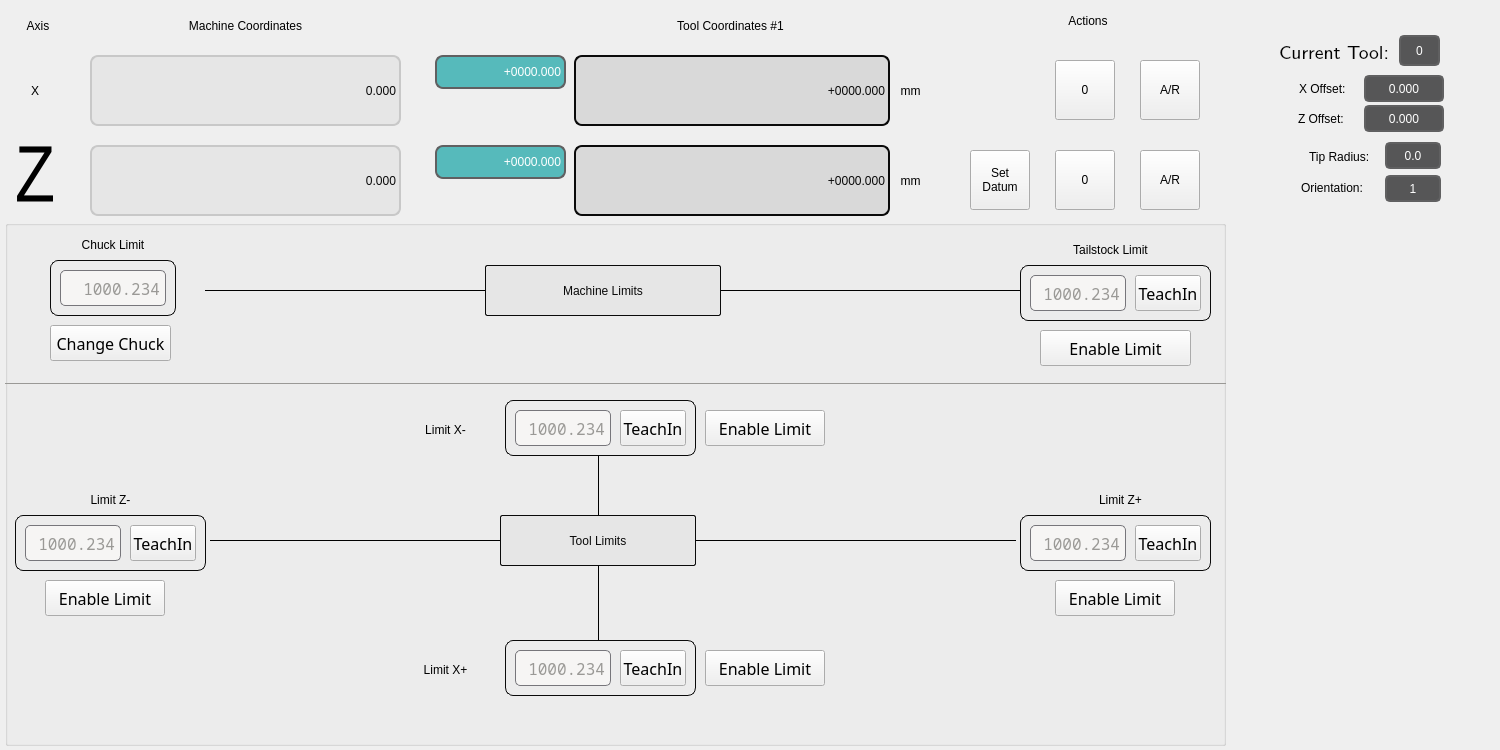
Qt form src/teachinlathe/widgets/teachin_lathe_dro.ui (85vmh/teachinlathe) before a commit.
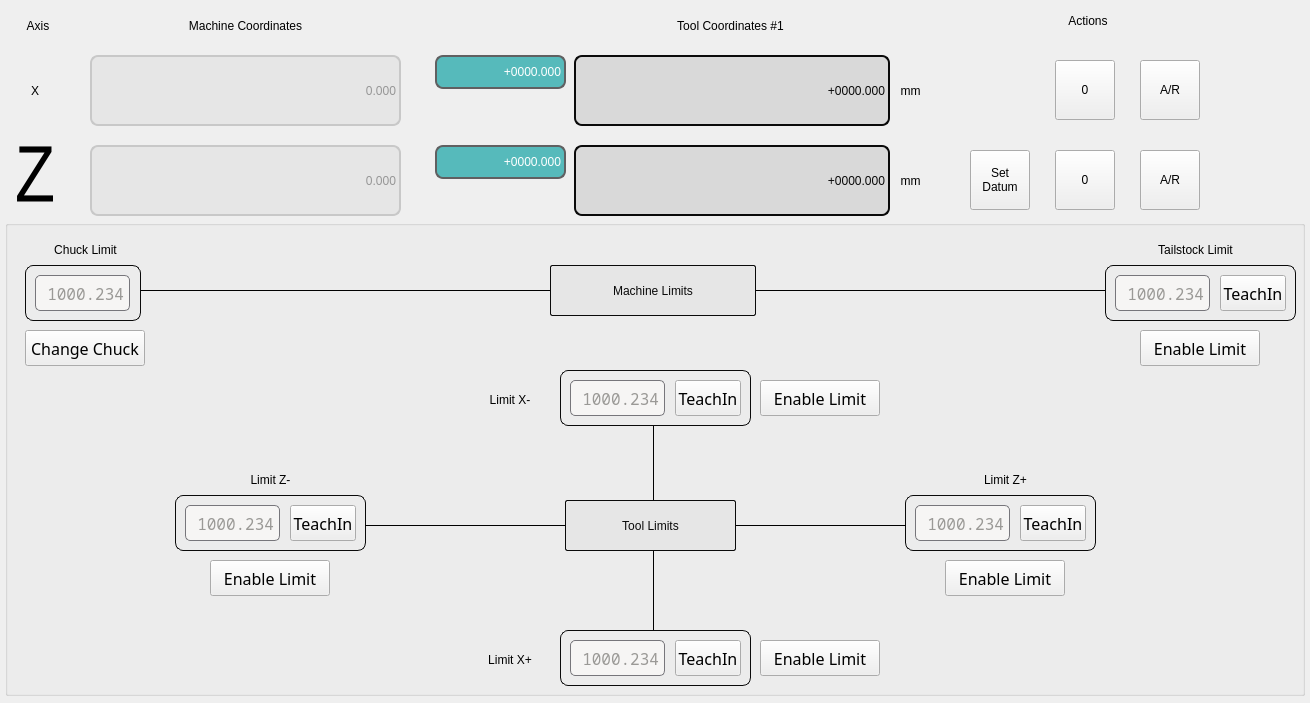
The same form after that commit. Custom widgets are drawn as their Qt base class.

Commit message: Updated the view for the limits UI #3

```diff
--- a/src/teachinlathe/widgets/teachin_lathe_dro.ui
+++ b/src/teachinlathe/widgets/teachin_lathe_dro.ui
@@ -6,8 +6,8 @@
    <rect>
     <x>0</x>
     <y>0</y>
-    <width>1500</width>
-    <height>750</height>
+    <width>1310</width>
+    <height>703</height>
    </rect>
   </property>
   <property name="windowTitle">
@@ -471,357 +471,13 @@
     <string>G10 L20 P0 Z0</string>
    </property>
   </widget>
-  <widget class="QLabel" name="zLabel_2">
-   <property name="geometry">
-    <rect>
-     <x>1279</x>
-     <y>35</y>
-     <width>116</width>
-     <height>31</height>
-    </rect>
-   </property>
-   <property name="sizePolicy">
-    <sizepolicy hsizetype="Fixed" vsizetype="Fixed">
-     <horstretch>0</horstretch>
-     <verstretch>0</verstretch>
-    </sizepolicy>
-   </property>
-   <property name="font">
-    <font>
-     <family>Latin Modern Sans</family>
-     <pointsize>14</pointsize>
-     <weight>50</weight>
-     <italic>false</italic>
-     <bold>false</bold>
-    </font>
-   </property>
-   <property name="styleSheet">
-    <string notr="true">font: 14pt &quot;Latin Modern Sans&quot;;</string>
-   </property>
-   <property name="text">
-    <string>Current Tool:</string>
-   </property>
-   <property name="alignment">
-    <set>Qt::AlignLeading|Qt::AlignLeft|Qt::AlignVCenter</set>
-   </property>
-  </widget>
-  <widget class="StatusLabel" name="feedOverrideValue_2">
-   <property name="geometry">
-    <rect>
-     <x>1399</x>
-     <y>35</y>
-     <width>41</width>
-     <height>31</height>
-    </rect>
-   </property>
-   <property name="styleSheet">
-    <string notr="true">QLabel {
-    border-style: solid;
-    border-color: rgb(96, 96, 97);
-    border-width: 2px;
-    border-radius: 5px;
-    color: white;
-    background: rgb(86, 86, 87);
-	font: 12pt &quot;Noto&quot;;
-}</string>
-   </property>
-   <property name="text">
-    <string>0</string>
-   </property>
-   <property name="alignment">
-    <set>Qt::AlignCenter</set>
-   </property>
-   <property name="rules" stdset="0">
-    <string>[{&quot;name&quot;: &quot;tool_number&quot;, &quot;property&quot;: &quot;Text&quot;, &quot;expression&quot;: &quot;ch[0]&quot;, &quot;channels&quot;: [{&quot;url&quot;: &quot;status:tool_in_spindle?text&quot;, &quot;trigger&quot;: true}]}]</string>
-   </property>
-  </widget>
-  <widget class="QLabel" name="label_34">
-   <property name="geometry">
-    <rect>
-     <x>1298</x>
-     <y>105</y>
-     <width>61</width>
-     <height>27</height>
-    </rect>
-   </property>
-   <property name="styleSheet">
-    <string notr="true">font: 10pt &quot;Noto Sans&quot;;</string>
-   </property>
-   <property name="text">
-    <string>Z Offset:</string>
-   </property>
-  </widget>
-  <widget class="StatusLabel" name="tool_diameter_8">
-   <property name="geometry">
-    <rect>
-     <x>1364</x>
-     <y>105</y>
-     <width>80</width>
-     <height>27</height>
-    </rect>
-   </property>
-   <property name="sizePolicy">
-    <sizepolicy hsizetype="Preferred" vsizetype="Preferred">
-     <horstretch>1</horstretch>
-     <verstretch>0</verstretch>
-    </sizepolicy>
-   </property>
-   <property name="minimumSize">
-    <size>
-     <width>70</width>
-     <height>21</height>
-    </size>
-   </property>
-   <property name="maximumSize">
-    <size>
-     <width>90</width>
-     <height>35</height>
-    </size>
-   </property>
-   <property name="styleSheet">
-    <string notr="true">QLabel {
-    border-style: solid;
-    border-color: rgb(96, 96, 97);
-    border-width: 2px;
-    border-radius: 5px;
-    color: white;
-    background: rgb(86, 86, 87);
-	font: 10pt &quot;Noto&quot;;
-}</string>
-   </property>
-   <property name="text">
-    <string>0.000</string>
-   </property>
-   <property name="alignment">
-    <set>Qt::AlignCenter</set>
-   </property>
-   <property name="rules" stdset="0">
-    <string>[{&quot;channels&quot;: [{&quot;url&quot;: &quot;tooltable:current_tool?z&quot;, &quot;trigger&quot;: true}], &quot;property&quot;: &quot;Text&quot;, &quot;expression&quot;: &quot;\&quot;{:.3f}\&quot;.format(ch[0])&quot;, &quot;name&quot;: &quot;z_offset&quot;}]</string>
-   </property>
-   <property name="format" stdset="0">
-    <string>{:.3f}</string>
-   </property>
-   <property name="statusItem" stdset="0">
-    <string>tool_offset.3</string>
-   </property>
-  </widget>
-  <widget class="QLabel" name="label_33">
-   <property name="geometry">
-    <rect>
-     <x>1299</x>
-     <y>75</y>
-     <width>61</width>
-     <height>27</height>
-    </rect>
-   </property>
-   <property name="styleSheet">
-    <string notr="true">font: 10pt &quot;Noto Sans&quot;;</string>
-   </property>
-   <property name="text">
-    <string>X Offset:</string>
-   </property>
-  </widget>
-  <widget class="StatusLabel" name="tool_diameter_7">
-   <property name="geometry">
-    <rect>
-     <x>1364</x>
-     <y>75</y>
-     <width>80</width>
-     <height>27</height>
-    </rect>
-   </property>
-   <property name="sizePolicy">
-    <sizepolicy hsizetype="Preferred" vsizetype="Preferred">
-     <horstretch>1</horstretch>
-     <verstretch>0</verstretch>
-    </sizepolicy>
-   </property>
-   <property name="minimumSize">
-    <size>
-     <width>60</width>
-     <height>21</height>
-    </size>
-   </property>
-   <property name="maximumSize">
-    <size>
-     <width>90</width>
-     <height>35</height>
-    </size>
-   </property>
-   <property name="styleSheet">
-    <string notr="true">QLabel {
-    border-style: solid;
-    border-color: rgb(96, 96, 97);
-    border-width: 2px;
-    border-radius: 5px;
-    color: white;
-    background: rgb(86, 86, 87);
-	font: 10pt &quot;Noto&quot;;
-}</string>
-   </property>
-   <property name="text">
-    <string>0.000</string>
-   </property>
-   <property name="alignment">
-    <set>Qt::AlignCenter</set>
-   </property>
-   <property name="rules" stdset="0">
-    <string>[{&quot;channels&quot;: [{&quot;url&quot;: &quot;tooltable:current_tool?x&quot;, &quot;trigger&quot;: true}], &quot;property&quot;: &quot;Text&quot;, &quot;expression&quot;: &quot;\&quot;{:.3f}\&quot;.format(ch[0])&quot;, &quot;name&quot;: &quot;x_offset&quot;}]</string>
-   </property>
-   <property name="format" stdset="0">
-    <string>{:.3f}</string>
-   </property>
-   <property name="statusItem" stdset="0">
-    <string>tool_offset.3</string>
-   </property>
-  </widget>
-  <widget class="StatusLabel" name="tool_diameter_12">
-   <property name="geometry">
-    <rect>
-     <x>1385</x>
-     <y>175</y>
-     <width>56</width>
-     <height>27</height>
-    </rect>
-   </property>
-   <property name="sizePolicy">
-    <sizepolicy hsizetype="Preferred" vsizetype="Preferred">
-     <horstretch>1</horstretch>
-     <verstretch>0</verstretch>
-    </sizepolicy>
-   </property>
-   <property name="minimumSize">
-    <size>
-     <width>56</width>
-     <height>21</height>
-    </size>
-   </property>
-   <property name="maximumSize">
-    <size>
-     <width>90</width>
-     <height>35</height>
-    </size>
-   </property>
-   <property name="styleSheet">
-    <string notr="true">QLabel {
-    border-style: solid;
-    border-color: rgb(96, 96, 97);
-    border-width: 2px;
-    border-radius: 5px;
-    color: white;
-    background: rgb(86, 86, 87);
-	font: 10pt &quot;Noto&quot;;
-}</string>
-   </property>
-   <property name="text">
-    <string>1</string>
-   </property>
-   <property name="alignment">
-    <set>Qt::AlignCenter</set>
-   </property>
-   <property name="rules" stdset="0">
-    <string>[{&quot;channels&quot;: [{&quot;url&quot;: &quot;tooltable:current_tool?q&quot;, &quot;trigger&quot;: true}], &quot;property&quot;: &quot;Text&quot;, &quot;expression&quot;: &quot;str(ch[0])&quot;, &quot;name&quot;: &quot;orientation&quot;}]</string>
-   </property>
-   <property name="format" stdset="0">
-    <string>{:.3f}</string>
-   </property>
-   <property name="statusItem" stdset="0">
-    <string>tool_offset.3</string>
-   </property>
-  </widget>
-  <widget class="QLabel" name="label_37">
-   <property name="geometry">
-    <rect>
-     <x>1309</x>
-     <y>143</y>
-     <width>76</width>
-     <height>27</height>
-    </rect>
-   </property>
-   <property name="styleSheet">
-    <string notr="true">font: 10pt &quot;Noto Sans&quot;;</string>
-   </property>
-   <property name="text">
-    <string>Tip Radius:</string>
-   </property>
-  </widget>
-  <widget class="StatusLabel" name="tool_diameter_11">
-   <property name="geometry">
-    <rect>
-     <x>1385</x>
-     <y>142</y>
-     <width>56</width>
-     <height>27</height>
-    </rect>
-   </property>
-   <property name="sizePolicy">
-    <sizepolicy hsizetype="Preferred" vsizetype="Preferred">
-     <horstretch>1</horstretch>
-     <verstretch>0</verstretch>
-    </sizepolicy>
-   </property>
-   <property name="minimumSize">
-    <size>
-     <width>56</width>
-     <height>21</height>
-    </size>
-   </property>
-   <property name="maximumSize">
-    <size>
-     <width>90</width>
-     <height>35</height>
-    </size>
-   </property>
-   <property name="styleSheet">
-    <string notr="true">QLabel {
-    border-style: solid;
-    border-color: rgb(96, 96, 97);
-    border-width: 2px;
-    border-radius: 5px;
-    color: white;
-    background: rgb(86, 86, 87);
-	font: 10pt &quot;Noto&quot;;
-}</string>
-   </property>
-   <property name="text">
-    <string>0.0</string>
-   </property>
-   <property name="alignment">
-    <set>Qt::AlignCenter</set>
-   </property>
-   <property name="rules" stdset="0">
-    <string>[{&quot;channels&quot;: [{&quot;url&quot;: &quot;tooltable:current_tool?diameter&quot;, &quot;trigger&quot;: true}], &quot;property&quot;: &quot;Text&quot;, &quot;expression&quot;: &quot;\&quot;{:.1f}\&quot;.format(ch[0])&quot;, &quot;name&quot;: &quot;tool_diameter&quot;}]</string>
-   </property>
-   <property name="format" stdset="0">
-    <string>{:.3f}</string>
-   </property>
-   <property name="statusItem" stdset="0">
-    <string>tool_offset.3</string>
-   </property>
-  </widget>
-  <widget class="QLabel" name="label_38">
-   <property name="geometry">
-    <rect>
-     <x>1301</x>
-     <y>175</y>
-     <width>81</width>
-     <height>26</height>
-    </rect>
-   </property>
-   <property name="styleSheet">
-    <string notr="true">font: 10pt &quot;Noto Sans&quot;;</string>
-   </property>
-   <property name="text">
-    <string>Orientation:</string>
-   </property>
-  </widget>
   <widget class="QGroupBox" name="groupBox">
    <property name="geometry">
     <rect>
      <x>5</x>
      <y>220</y>
-     <width>1221</width>
-     <height>526</height>
+     <width>1300</width>
+     <height>476</height>
     </rect>
    </property>
    <property name="styleSheet">
@@ -833,8 +489,8 @@
    <widget class="QWidget" name="boxZMinusLimit" native="true">
     <property name="geometry">
      <rect>
-      <x>10</x>
-      <y>295</y>
+      <x>170</x>
+      <y>275</y>
       <width>191</width>
       <height>56</height>
      </rect>
@@ -875,7 +531,7 @@
       <rect>
        <x>10</x>
        <y>10</y>
-       <width>96</width>
+       <width>95</width>
        <height>36</height>
       </rect>
      </property>
@@ -928,8 +584,8 @@
    <widget class="QWidget" name="boxZPlusLimit" native="true">
     <property name="geometry">
      <rect>
-      <x>1015</x>
-      <y>295</y>
+      <x>900</x>
+      <y>275</y>
       <width>191</width>
       <height>56</height>
      </rect>
@@ -970,7 +626,7 @@
       <rect>
        <x>10</x>
        <y>10</y>
-       <width>96</width>
+       <width>95</width>
        <height>36</height>
       </rect>
      </property>
@@ -1023,9 +679,9 @@
    <widget class="Line" name="zLine">
     <property name="geometry">
      <rect>
-      <x>205</x>
-      <y>310</y>
-      <width>806</width>
+      <x>360</x>
+      <y>295</y>
+      <width>541</width>
       <height>20</height>
      </rect>
     </property>
@@ -1039,9 +695,9 @@
    <widget class="QLabel" name="label">
     <property name="geometry">
      <rect>
-      <x>495</x>
-      <y>295</y>
-      <width>196</width>
+      <x>560</x>
+      <y>280</y>
+      <width>171</width>
       <height>51</height>
      </rect>
     </property>
@@ -1066,9 +722,9 @@
    <widget class="QLabel" name="label_6">
     <property name="geometry">
      <rect>
-      <x>480</x>
+      <x>545</x>
       <y>45</y>
-      <width>236</width>
+      <width>206</width>
       <height>51</height>
      </rect>
     </property>
@@ -1093,9 +749,9 @@
    <widget class="Line" name="zLine_2">
     <property name="geometry">
      <rect>
-      <x>200</x>
+      <x>135</x>
       <y>60</y>
-      <width>816</width>
+      <width>966</width>
       <height>20</height>
      </rect>
     </property>
@@ -1109,10 +765,10 @@
    <widget class="Line" name="xLine">
     <property name="geometry">
      <rect>
-      <x>570</x>
-      <y>235</y>
+      <x>625</x>
+      <y>205</y>
       <width>46</width>
-      <height>186</height>
+      <height>206</height>
      </rect>
     </property>
     <property name="frameShadow">
@@ -1122,30 +778,11 @@
      <enum>Qt::Vertical</enum>
     </property>
    </widget>
-   <widget class="Line" name="zLine_3">
-    <property name="geometry">
-     <rect>
-      <x>0</x>
-      <y>155</y>
-      <width>1221</width>
-      <height>16</height>
-     </rect>
-    </property>
-    <property name="styleSheet">
-     <string notr="true">color: rgb(154, 153, 150);</string>
-    </property>
-    <property name="frameShadow">
-     <enum>QFrame::Plain</enum>
-    </property>
-    <property name="orientation">
-     <enum>Qt::Horizontal</enum>
-    </property>
-   </widget>
    <widget class="QWidget" name="boxXPlusLimit" native="true">
     <property name="geometry">
      <rect>
-      <x>500</x>
-      <y>420</y>
+      <x>555</x>
+      <y>410</y>
       <width>191</width>
       <height>56</height>
      </rect>
@@ -1186,7 +823,7 @@
       <rect>
        <x>10</x>
        <y>10</y>
-       <width>96</width>
+       <width>95</width>
        <height>36</height>
       </rect>
      </property>
@@ -1239,8 +876,8 @@
    <widget class="QWidget" name="boxXMinusLimit" native="true">
     <property name="geometry">
      <rect>
-      <x>500</x>
-      <y>180</y>
+      <x>555</x>
+      <y>150</y>
       <width>191</width>
       <height>56</height>
      </rect>
@@ -1281,7 +918,7 @@
       <rect>
        <x>10</x>
        <y>10</y>
-       <width>96</width>
+       <width>95</width>
        <height>36</height>
       </rect>
      </property>
@@ -1334,7 +971,7 @@
    <widget class="QWidget" name="boxTailstockLimit" native="true">
     <property name="geometry">
      <rect>
-      <x>1015</x>
+      <x>1100</x>
       <y>45</y>
       <width>191</width>
       <height>56</height>
@@ -1376,7 +1013,7 @@
       <rect>
        <x>10</x>
        <y>10</y>
-       <width>96</width>
+       <width>95</width>
        <height>36</height>
       </rect>
      </property>
@@ -1429,9 +1066,9 @@
    <widget class="QLabel" name="label_16">
     <property name="geometry">
      <rect>
-      <x>385</x>
-      <y>440</y>
-      <width>111</width>
+      <x>460</x>
+      <y>430</y>
+      <width>90</width>
       <height>19</height>
      </rect>
     </property>
@@ -1450,8 +1087,8 @@
    <widget class="QPushButton" name="enableLimitZMinus">
     <property name="geometry">
      <rect>
-      <x>40</x>
-      <y>360</y>
+      <x>205</x>
+      <y>340</y>
       <width>120</width>
       <height>36</height>
      </rect>
@@ -1472,8 +1109,8 @@
    <widget class="QLabel" name="label_11">
     <property name="geometry">
      <rect>
-      <x>50</x>
-      <y>270</y>
+      <x>210</x>
+      <y>250</y>
       <width>111</width>
       <height>19</height>
      </rect>
@@ -1493,8 +1130,8 @@
    <widget class="QPushButton" name="enableLimitZPlus">
     <property name="geometry">
      <rect>
-      <x>1050</x>
-      <y>360</y>
+      <x>940</x>
+      <y>340</y>
       <width>120</width>
       <height>36</height>
      </rect>
@@ -1515,8 +1152,8 @@
    <widget class="QLabel" name="label_13">
     <property name="geometry">
      <rect>
-      <x>1060</x>
-      <y>270</y>
+      <x>945</x>
+      <y>250</y>
       <width>111</width>
       <height>19</height>
      </rect>
@@ -1536,9 +1173,9 @@
    <widget class="QPushButton" name="enableLimitZPlus_3">
     <property name="geometry">
      <rect>
-      <x>1035</x>
+      <x>1135</x>
       <y>110</y>
-      <width>151</width>
+      <width>120</width>
       <height>36</height>
      </rect>
     </property>
@@ -1558,7 +1195,7 @@
    <widget class="QLabel" name="label_15">
     <property name="geometry">
      <rect>
-      <x>1010</x>
+      <x>1095</x>
       <y>20</y>
       <width>191</width>
       <height>19</height>
@@ -1579,8 +1216,8 @@
    <widget class="QPushButton" name="enableLimitZPlus_4">
     <property name="geometry">
      <rect>
-      <x>700</x>
-      <y>430</y>
+      <x>755</x>
+      <y>420</y>
       <width>120</width>
       <height>36</height>
      </rect>
@@ -1601,9 +1238,9 @@
    <widget class="QLabel" name="label_17">
     <property name="geometry">
      <rect>
-      <x>385</x>
-      <y>200</y>
-      <width>111</width>
+      <x>460</x>
+      <y>170</y>
+      <width>90</width>
       <height>19</height>
      </rect>
     </property>
@@ -1622,8 +1259,8 @@
    <widget class="QPushButton" name="enableLimitZPlus_5">
     <property name="geometry">
      <rect>
-      <x>700</x>
-      <y>190</y>
+      <x>755</x>
+      <y>160</y>
       <width>120</width>
       <height>36</height>
      </rect>
@@ -1644,9 +1281,9 @@
    <widget class="QLabel" name="label_18">
     <property name="geometry">
      <rect>
-      <x>30</x>
-      <y>15</y>
-      <width>156</width>
+      <x>20</x>
+      <y>20</y>
+      <width>121</width>
       <height>19</height>
      </rect>
     </property>
@@ -1665,9 +1302,9 @@
    <widget class="QWidget" name="boxChuckLimit" native="true">
     <property name="geometry">
      <rect>
-      <x>45</x>
-      <y>40</y>
-      <width>126</width>
+      <x>20</x>
+      <y>45</y>
+      <width>116</width>
       <height>56</height>
      </rect>
     </property>
@@ -1685,7 +1322,7 @@
       <rect>
        <x>10</x>
        <y>10</y>
-       <width>106</width>
+       <width>95</width>
        <height>36</height>
       </rect>
      </property>
@@ -1738,9 +1375,9 @@
    <widget class="QPushButton" name="changeChuck">
     <property name="geometry">
      <rect>
-      <x>45</x>
-      <y>105</y>
-      <width>121</width>
+      <x>20</x>
+      <y>110</y>
+      <width>120</width>
       <height>36</height>
      </rect>
     </property>
@@ -1798,7 +1435,7 @@
     border-color: rgb(200, 200, 200);
     border-width: 1.5px;
     border-radius: 8px;
-    color: rgb(10, 10, 10);;
+    color: rgb(150, 150, 150);;
     background: rgb(230, 230, 230);
 }</string>
    </property>
@@ -1843,7 +1480,7 @@
     border-color: rgb(200, 200, 200);
     border-width: 1.5px;
     border-radius: 8px;
-    color: rgb(10, 10, 10);;
+    color: rgb(150, 150, 150);;
     background: rgb(230, 230, 230);
 }</string>
    </property>
@@ -1985,11 +1622,6 @@
    <extends>QPushButton</extends>
    <header>qtpyvcp.widgets.button_widgets.mdi_button</header>
   </customwidget>
-  <customwidget>
-   <class>StatusLabel</class>
-   <extends>QLabel</extends>
-   <header>qtpyvcp.widgets.display_widgets.status_label</header>
-  </customwidget>
   <customwidget>
    <class>DROLabel</class>
    <extends>QLabel</extends>
```
Left out of the diff: 127 changed lines with no effect on the pictures. The commit also changes 1 other file.
